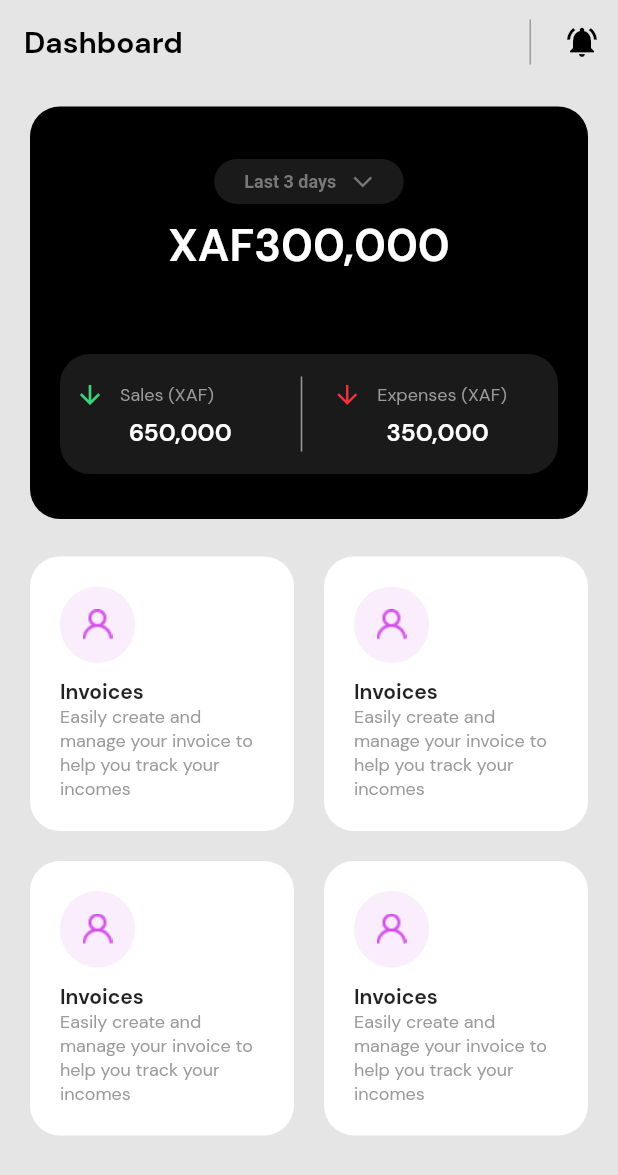
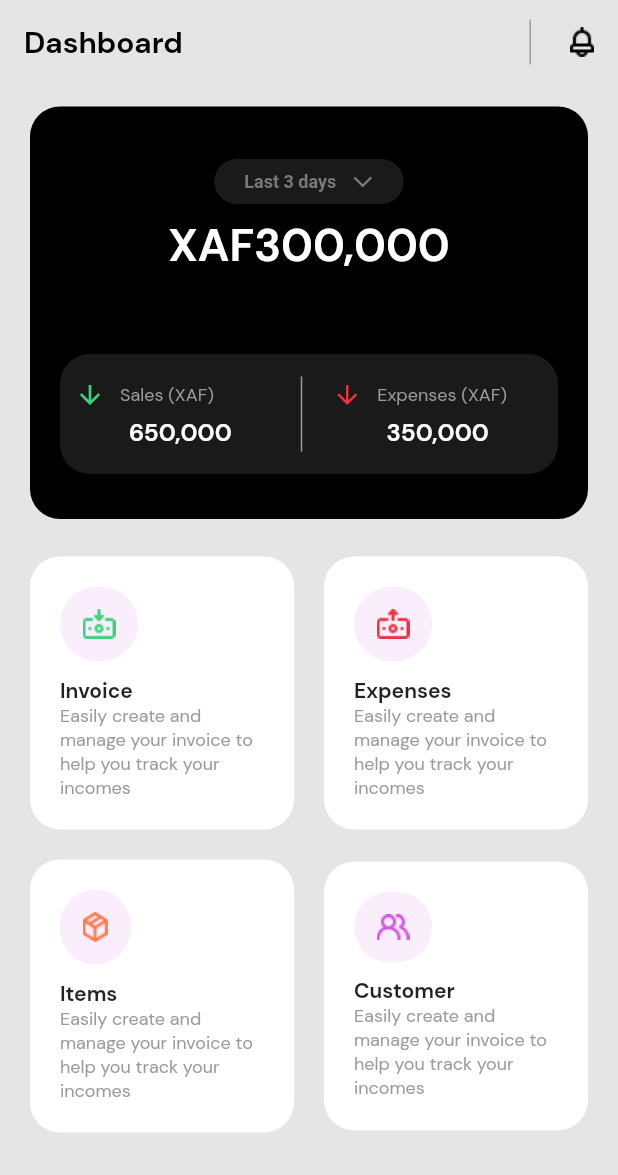
Before and after one commit to RandyKdev/basic_accounting_app, a Flutter app: the screen it shows after launch, on a phone screen of 412 x 824 dp. Shown: the top 1175 px of the screen. Run offline on Flutter 3.47's test engine with Material 2 defaults, Android fonts, the phone set to English and light mode, and no system bars.

Commit message:
Add dashboard assets

```diff
--- a/lib/screens/dashboard/dashboard_screen.dart
+++ b/lib/screens/dashboard/dashboard_screen.dart
@@ -46,7 +46,7 @@ class DashboardScreen extends StatelessWidget {
           IconButton(
             onPressed: () {},
             color: primaryColor,
-            icon: Icon(Icons.notifications_active),
+            icon: Image.asset('images/bell_icon.png'),
           ),
         ],
       ),
@@ -249,11 +249,11 @@ class DashboardScreen extends StatelessWidget {
                                   BorderRadius.all(Radius.circular(60)),
                             ),
                             clipBehavior: Clip.hardEdge,
-                            child: Image.asset('images/account_icon.png'),
+                            child: Image.asset('images/invoice_icon.png'),
                           ),
                           SizedBox(height: 10),
                           Text(
-                            'Invoices',
+                            'Invoice',
                             style: captionBoldTextStyle,
                           ),
                           Text(
@@ -287,11 +287,11 @@ class DashboardScreen extends StatelessWidget {
                                   BorderRadius.all(Radius.circular(60)),
                             ),
                             clipBehavior: Clip.hardEdge,
-                            child: Image.asset('images/account_icon.png'),
+                            child: Image.asset('images/expenses_icon.png'),
                           ),
                           SizedBox(height: 10),
                           Text(
-                            'Invoices',
+                            'Expenses',
                             style: captionBoldTextStyle,
                           ),
                           Text(
@@ -329,11 +329,11 @@ class DashboardScreen extends StatelessWidget {
                                   BorderRadius.all(Radius.circular(60)),
                             ),
                             clipBehavior: Clip.hardEdge,
-                            child: Image.asset('images/account_icon.png'),
+                            child: Image.asset('images/items_icon.png'),
                           ),
                           SizedBox(height: 10),
                           Text(
-                            'Invoices',
+                            'Items',
                             style: captionBoldTextStyle,
                           ),
                           Text(
@@ -367,11 +367,11 @@ class DashboardScreen extends StatelessWidget {
                                   BorderRadius.all(Radius.circular(60)),
                             ),
                             clipBehavior: Clip.hardEdge,
-                            child: Image.asset('images/account_icon.png'),
+                            child: Image.asset('images/customer_icon.png'),
                           ),
                           SizedBox(height: 10),
                           Text(
-                            'Invoices',
+                            'Customer',
                             style: captionBoldTextStyle,
                           ),
                           Text(
```
Also changed, not shown: images/customer_icon.png (renamed from images/customers_icon.png).
